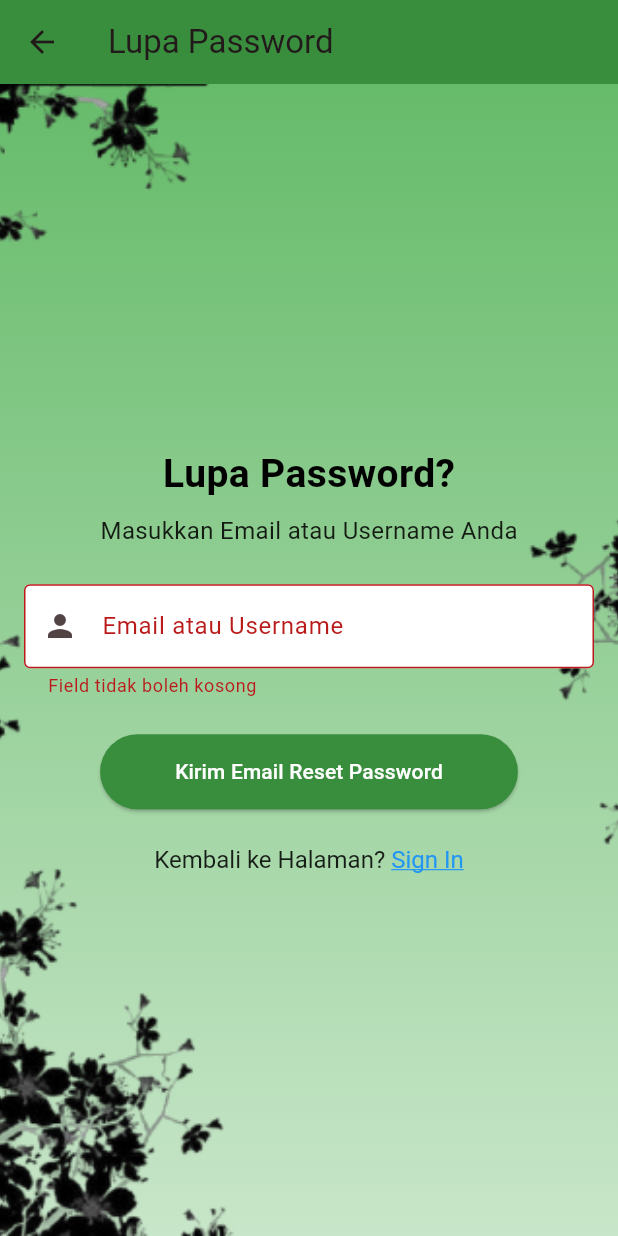
After one commit to art-trnty/Florista, a Flutter app: the ForgotPasswordScreen screen opened directly, after a tap on "Kirim Email Reset Password", on a phone screen of 412 x 824 dp. The commit adds this screen. Run offline on Flutter 3.47's test engine with Material 3 defaults, Android fonts, the phone set to English and light mode, and no system bars; our stand-ins replace cloud_firestore, firebase_auth, firebase_core, geocoding, geolocator, image_picker and 1 more; missing offline and left inert: firebase_app_check; accounts and stored records are empty.

Commit message:
Update files
penambahan fitur lupa password ketika ingin login

```diff
--- /dev/null
+++ b/lib/screens/AdditionalFeaturesScreen/ForgotPasswordScreen.dart
@@ -0,0 +1,222 @@
+import 'package:flutter/gestures.dart';
+import 'package:flutter/material.dart';
+import 'package:cloud_firestore/cloud_firestore.dart';
+import 'package:firebase_auth/firebase_auth.dart';
+import 'package:florista/screens/SignUpScreen.dart'; // pastikan import SignUpScreen
+
+class ForgotPasswordScreen extends StatefulWidget {
+  const ForgotPasswordScreen({super.key});
+
+  @override
+  State<ForgotPasswordScreen> createState() => _ForgotPasswordScreenState();
+}
+
+class _ForgotPasswordScreenState extends State<ForgotPasswordScreen> {
+  final _inputController = TextEditingController();
+  final _formKey = GlobalKey<FormState>();
+  bool _isLoading = false;
+
+  @override
+  void dispose() {
+    _inputController.dispose();
+    super.dispose();
+  }
+
+  Future<void> _sendPasswordResetEmail(String email) async {
+    try {
+      await FirebaseAuth.instance.sendPasswordResetEmail(email: email);
+      ScaffoldMessenger.of(context).showSnackBar(
+        const SnackBar(
+          content: Text('Email reset password telah dikirim.'),
+          backgroundColor: Colors.green,
+        ),
+      );
+    } on FirebaseAuthException catch (e) {
+      String message;
+      switch (e.code) {
+        case 'user-not-found':
+          message = 'Email tidak ditemukan.';
+          break;
+        case 'invalid-email':
+          message = 'Format email tidak valid.';
+          break;
+        default:
+          message = 'Terjadi kesalahan. Silakan coba lagi.';
+      }
+      ScaffoldMessenger.of(context).showSnackBar(
+        SnackBar(content: Text(message), backgroundColor: Colors.red),
+      );
+    } catch (e) {
+      ScaffoldMessenger.of(context).showSnackBar(
+        SnackBar(
+          content: Text('Terjadi kesalahan: $e'),
+          backgroundColor: Colors.red,
+        ),
+      );
+    }
+  }
+
+  Future<void> _handleSubmit() async {
+    if (!_formKey.currentState!.validate()) return;
+    final input = _inputController.text.trim();
+    setState(() => _isLoading = true);
+
+    try {
+      String email = input;
+      if (!RegExp(r"^[\w-\.]+@([\w-]+\.)+[\w-]{2,4}$").hasMatch(input)) {
+        final querySnapshot =
+            await FirebaseFirestore.instance
+                .collection('users')
+                .where('username', isEqualTo: input)
+                .limit(1)
+                .get();
+
+        if (querySnapshot.docs.isEmpty) {
+          ScaffoldMessenger.of(context).showSnackBar(
+            const SnackBar(
+              content: Text('Username tidak ditemukan.'),
+              backgroundColor: Colors.red,
+            ),
+          );
+          setState(() => _isLoading = false);
+          return;
+        }
+
+        email = querySnapshot.docs.first['email'];
+      }
+
+      await _sendPasswordResetEmail(email);
+    } catch (e) {
+      ScaffoldMessenger.of(context).showSnackBar(
+        SnackBar(
+          content: Text('Terjadi kesalahan: $e'),
+          backgroundColor: Colors.red,
+        ),
+      );
+    } finally {
+      setState(() => _isLoading = false);
+    }
+  }
+
+  @override
+  Widget build(BuildContext context) {
+    return Scaffold(
+      appBar: AppBar(
+        title: const Text('Lupa Password'),
+        backgroundColor: Colors.green.shade700,
+      ),
+      body: Stack(
+        children: [
+          Container(
+            decoration: BoxDecoration(
+              gradient: LinearGradient(
+                colors: [Colors.green.shade400, Colors.green.shade100],
+                begin: Alignment.topCenter,
+                end: Alignment.bottomCenter,
+              ),
+            ),
+          ),
+          Container(
+            decoration: const BoxDecoration(
+              image: DecorationImage(
+                image: AssetImage('assets/Additional/backgroundSign-In.png'),
+                fit: BoxFit.cover,
+              ),
+            ),
+          ),
+          Padding(
+            padding: const EdgeInsets.all(16.0),
+            child: Center(
+              child: SingleChildScrollView(
+                child: Form(
+                  key: _formKey,
+                  child: Column(
+                    children: [
+                      const Text(
+                        'Lupa Password?',
+                        style: TextStyle(
+                          fontSize: 26,
+                          fontWeight: FontWeight.bold,
+                          color: Colors.black,
+                        ),
+                      ),
+                      const SizedBox(height: 8),
+                      const Text(
+                        'Masukkan Email atau Username Anda',
+                        style: TextStyle(fontSize: 16, color: Colors.black87),
+                      ),
+                      const SizedBox(height: 24),
+                      TextFormField(
+                        controller: _inputController,
+                        decoration: const InputDecoration(
+                          labelText: 'Email atau Username',
+                          border: OutlineInputBorder(),
+                          filled: true,
+                          fillColor: Colors.white,
+                          prefixIcon: Icon(Icons.person),
+                        ),
+                        validator: (value) {
+                          if (value == null || value.isEmpty) {
+                            return 'Field tidak boleh kosong';
+                          }
+                          return null;
+                        },
+                      ),
+                      const SizedBox(height: 24),
+                      _isLoading
+                          ? const CircularProgressIndicator()
+                          : ElevatedButton(
+                            onPressed: _handleSubmit,
+                            style: ElevatedButton.styleFrom(
+                              backgroundColor: Colors.green.shade700,
+                              padding: const EdgeInsets.symmetric(
+                                horizontal: 50,
+                                vertical: 15,
+                              ),
+                            ),
+                            child: const Text(
+                              'Kirim Email Reset Password',
+                              style: TextStyle(color: Colors.white),
+                            ),
+                          ),
+                      const SizedBox(height: 24),
+                      RichText(
+                        text: TextSpan(
+                          style: const TextStyle(
+                            fontSize: 16.0,
+                            color: Colors.black87,
+                          ),
+                          children: [
+                            const TextSpan(text: "Kembali ke Halaman? "),
+                            TextSpan(
+                              text: "Sign In",
+                              style: const TextStyle(
+                                color: Colors.blue,
+                                decoration: TextDecoration.underline,
+                              ),
+                              recognizer:
+                                  TapGestureRecognizer()
+                                    ..onTap = () {
+                                      Navigator.push(
+                                        context,
+                                        MaterialPageRoute(
+                                          builder:
+                                              (context) => const SignUpScreen(),
+                                        ),
+                                      );
+                                    },
+                            ),
+                          ],
+                        ),
+                      ),
+                    ],
+                  ),
+                ),
+              ),
+            ),
+          ),
+        ],
+      ),
+    );
+  }
+}
--- a/lib/screens/SignInScreen.dart
+++ b/lib/screens/SignInScreen.dart
@@ -1,3 +1,4 @@
+import 'package:florista/screens/AdditionalFeaturesScreen/ForgotPasswordScreen.dart';
 import 'package:flutter/gestures.dart';
 import 'package:flutter/material.dart';
 import 'package:cloud_firestore/cloud_firestore.dart';
@@ -150,6 +151,26 @@ class SignInScreenState extends State<SignInScreen> {
                                         );
                                       },
                               ),
+                              const TextSpan(text: " or "),
+                              TextSpan(
+                                text: "Forget Password",
+                                style: const TextStyle(
+                                  color: Colors.blue,
+                                  decoration: TextDecoration.underline,
+                                ),
+                                recognizer:
+                                    TapGestureRecognizer()
+                                      ..onTap = () {
+                                        Navigator.push(
+                                          context,
+                                          MaterialPageRoute(
+                                            builder:
+                                                (context) =>
+                                                    const ForgotPasswordScreen(),
+                                          ),
+                                        );
+                                      },
+                              ),
                             ],
                           ),
                         ),
```
